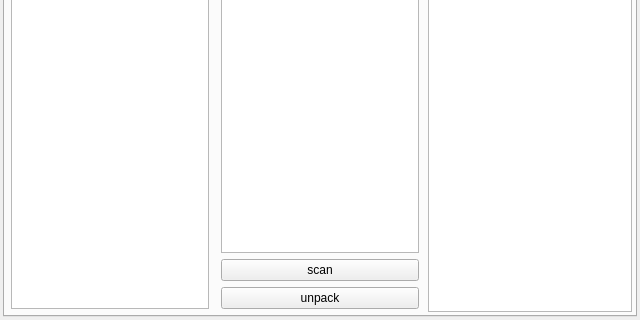
This is widget.ui in hhrhhr/rp5l as Qt 5 draws it before an edit; both pictures show x 0 to 640 and y 160 to 480 of the 640 by 480 pixel window. The edited form follows.
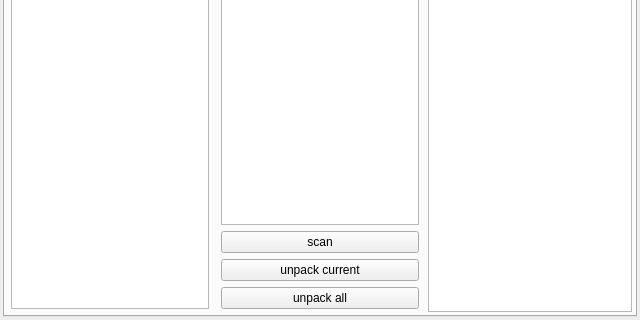
This is the edited form. Icons and pictures are not drawn.

Diff of the .ui file:
```diff
--- a/widget.ui
+++ b/widget.ui
@@ -152,7 +152,14 @@
          <item>
           <widget class="QPushButton" name="unpackRpack">
            <property name="text">
-            <string>unpack</string>
+            <string>unpack current</string>
+           </property>
+          </widget>
+         </item>
+         <item>
+          <widget class="QPushButton" name="unpackAll">
+           <property name="text">
+            <string>unpack all</string>
            </property>
           </widget>
          </item>
```
